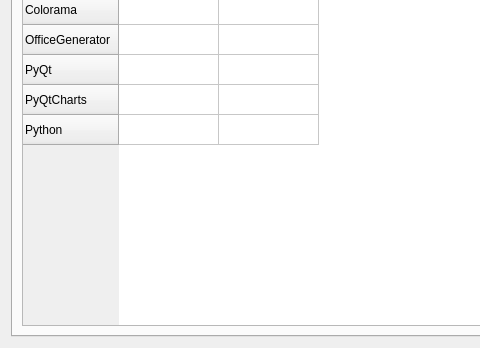
Before: the Qt Designer form xulpymoney/ui/frmAbout.ui in turulomio/xulpymoney, drawn with Qt 5; both pictures show x 0 to 480 and y 233 to 581 of the 1145 by 581 pixel window.
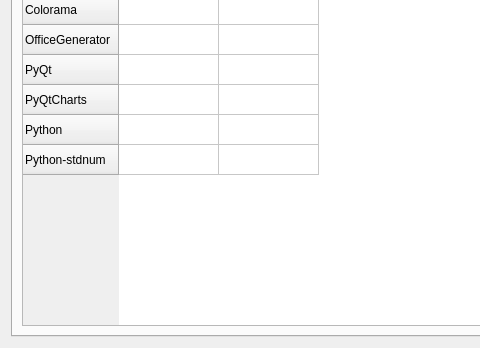
After: the same form once the commit is applied. Icons and pictures are not drawn. Custom widgets are drawn as their Qt base class.

Patch:
```diff
--- a/xulpymoney/ui/frmAbout.ui
+++ b/xulpymoney/ui/frmAbout.ui
@@ -323,6 +323,11 @@
              <string>Python</string>
             </property>
            </row>
+           <row>
+            <property name="text">
+             <string>Python-stdnum</string>
+            </property>
+           </row>
            <column>
             <property name="text">
              <string>Versión</string>
```
